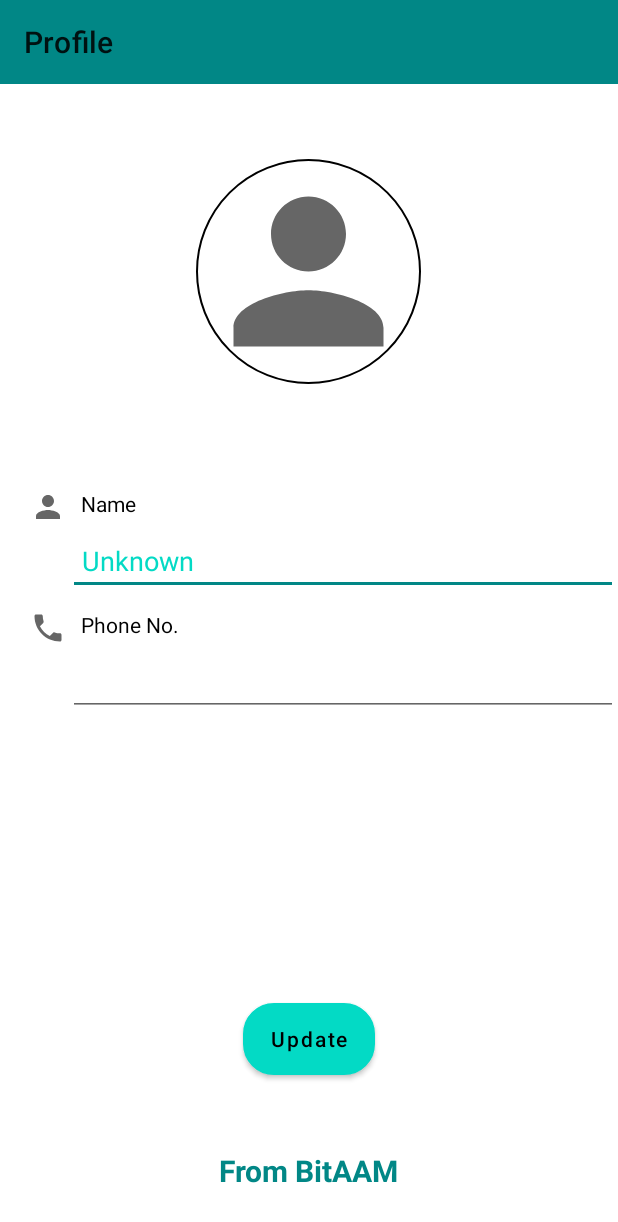
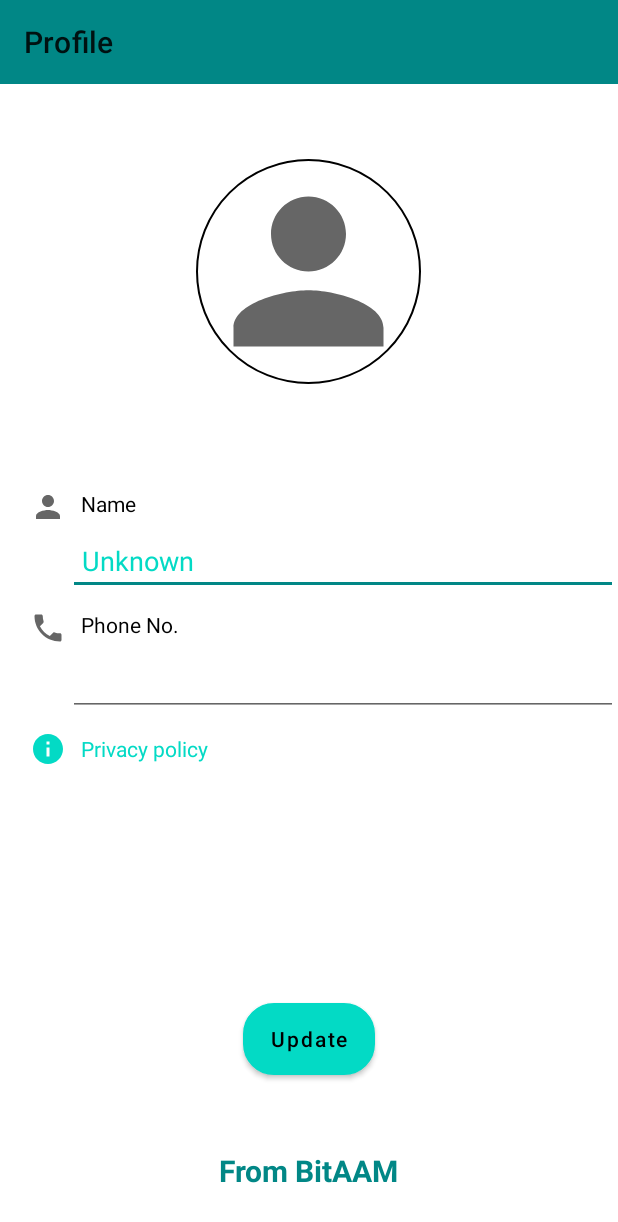
Before and after one commit to TechMangalam/PatanjaliChikitsalayaJaunpur, an Android app: the ProfileActivity screen opened directly, with no data from a screen before it, on a phone screen of 412 x 824 dp. Shown: the top 1222 px of the screen. Run offline under Robolectric (Android 15) with nearby library versions, the light colour scheme and no system bars; our stand-ins replace CircleImageView, Firebase (no records; nobody signed in at launch, a user with empty details on screens opened directly), Picasso; libraries missing offline, so code that uses them is left out: com.facebook.drawee; plain views replace SimpleDraweeView; pictures from the network do not load; 3 statements that could not run were skipped.

Commit message:
Updated before release 1.0.1

```diff
--- a/app/src/main/java/com/bitaam/patanjalichikitsalayajaunpur/ProfileActivity.java
+++ b/app/src/main/java/com/bitaam/patanjalichikitsalayajaunpur/ProfileActivity.java
@@ -57,7 +57,7 @@ public class ProfileActivity extends AppCompatActivity {
     CircleImageView profileImage;
     StorageReference storageReference;
     DatabaseReference databaseReference;
-    TextView rotateImageTv;
+    TextView rotateImageTv,privacyPolicyTv;
     ProgressBar progressBar;
     Uri profileImageUri;
     byte[] filesInBytes;
@@ -81,6 +81,7 @@ public class ProfileActivity extends AppCompatActivity {
         update = findViewById(R.id.update);
         photoSelector = findViewById(R.id.photo_selector_icon);
         rotateImageTv = findViewById(R.id.rotateImageTv);
+        privacyPolicyTv = findViewById(R.id.privacyPolicyTv);
 
         profileImage = findViewById(R.id.profile_image);
 
@@ -135,6 +136,15 @@ public class ProfileActivity extends AppCompatActivity {
     }
 
     private void onClickActivity() {
+
+        privacyPolicyTv.setOnClickListener(new View.OnClickListener() {
+            @Override
+            public void onClick(View v) {
+                Uri uri = Uri.parse("https://bitaam.com/Privacy-Policy/my-upchaar-privacy-policy.html");
+                Intent intent = new Intent(Intent.ACTION_VIEW, uri);
+                startActivity(intent);
+            }
+        });
 
         photoSelector.setOnClickListener(new View.OnClickListener() {
             @Override
--- /dev/null
+++ b/app/src/main/res/drawable/ic_baseline_info_24.xml
@@ -0,0 +1,10 @@
+<vector xmlns:android="http://schemas.android.com/apk/res/android"
+    android:width="24dp"
+    android:height="24dp"
+    android:viewportWidth="24"
+    android:viewportHeight="24"
+    android:tint="?attr/colorControlNormal">
+  <path
+      android:fillColor="@android:color/white"
+      android:pathData="M12,2C6.48,2 2,6.48 2,12s4.48,10 10,10 10,-4.48 10,-10S17.52,2 12,2zM13,17h-2v-6h2v6zM13,9h-2L11,7h2v2z"/>
+</vector>
--- a/app/src/main/res/layout/activity_profile.xml
+++ b/app/src/main/res/layout/activity_profile.xml
@@ -98,11 +98,12 @@
         android:layout_width="match_parent"
         android:layout_height="wrap_content"
         android:text="Phone No."
-        android:drawableStart="@drawable/ic_baseline_local_phone_24"
         android:drawablePadding="10dp"
         android:paddingStart="20dp"
         android:singleLine="true"
-        android:layout_below="@+id/profileName"/>
+        android:layout_below="@+id/profileName"
+        fresco:drawableStartCompat="@drawable/ic_baseline_local_phone_24"
+        tools:ignore="RtlSymmetry" />
 
     <EditText
         android:id="@+id/email"
@@ -114,6 +115,20 @@
         android:paddingStart="9dp"
         android:singleLine="true"
         android:layout_below="@+id/emailProfile"/>
+
+    <TextView
+        android:id="@+id/privacyPolicyTv"
+        android:text="Privacy policy"
+        android:gravity="center_vertical"
+        android:textColor="@color/teal_200"
+        android:layout_marginHorizontal="20dp"
+        android:layout_below="@id/email"
+        android:layout_marginTop="10dp"
+        android:layout_width="match_parent"
+        android:layout_height="wrap_content"
+        android:drawableTint="@color/teal_200"
+        android:drawablePadding="10dp"
+        fresco:drawableStartCompat="@drawable/ic_baseline_info_24" />
 
 
 
```
